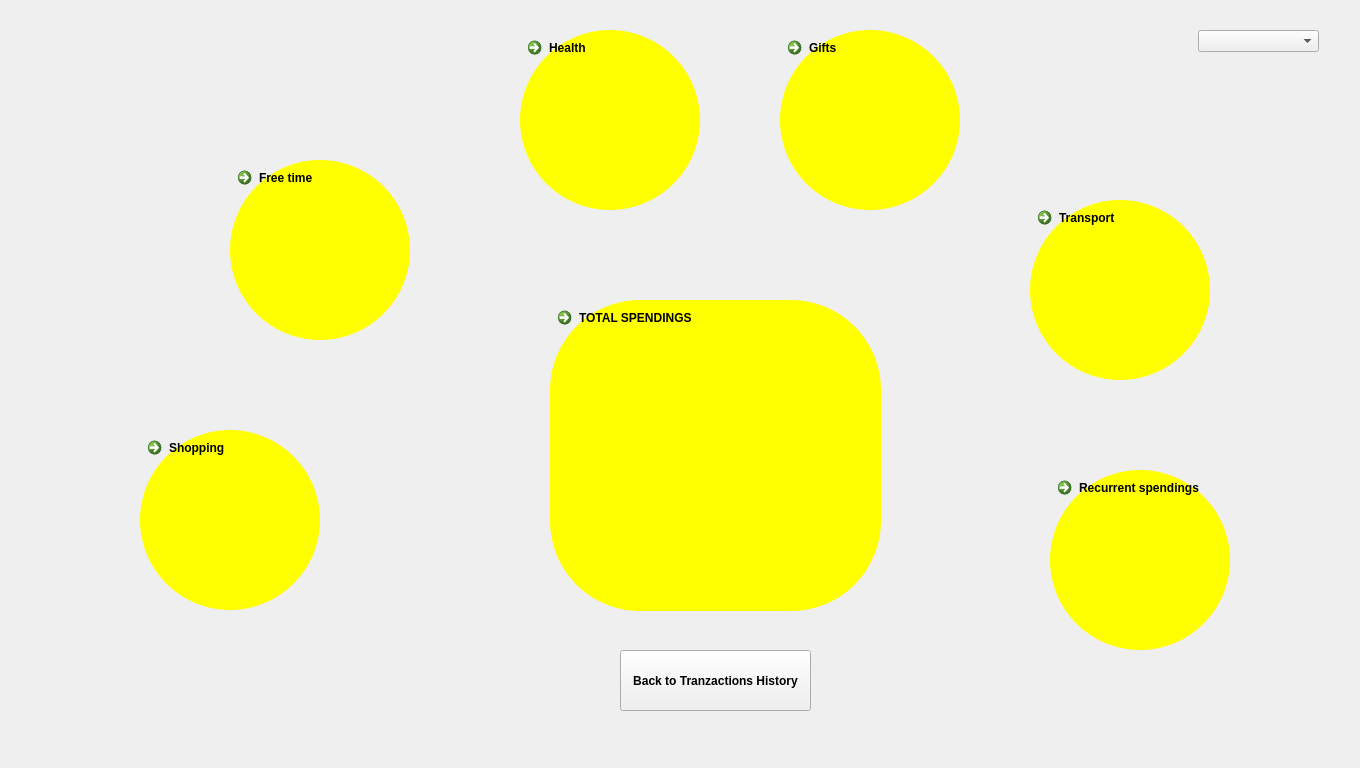
This is 3_Solution/CleverClient/dashboard.ui in georgecpp/CleverPocket as Qt 5 draws it before an edit. The edited form follows.
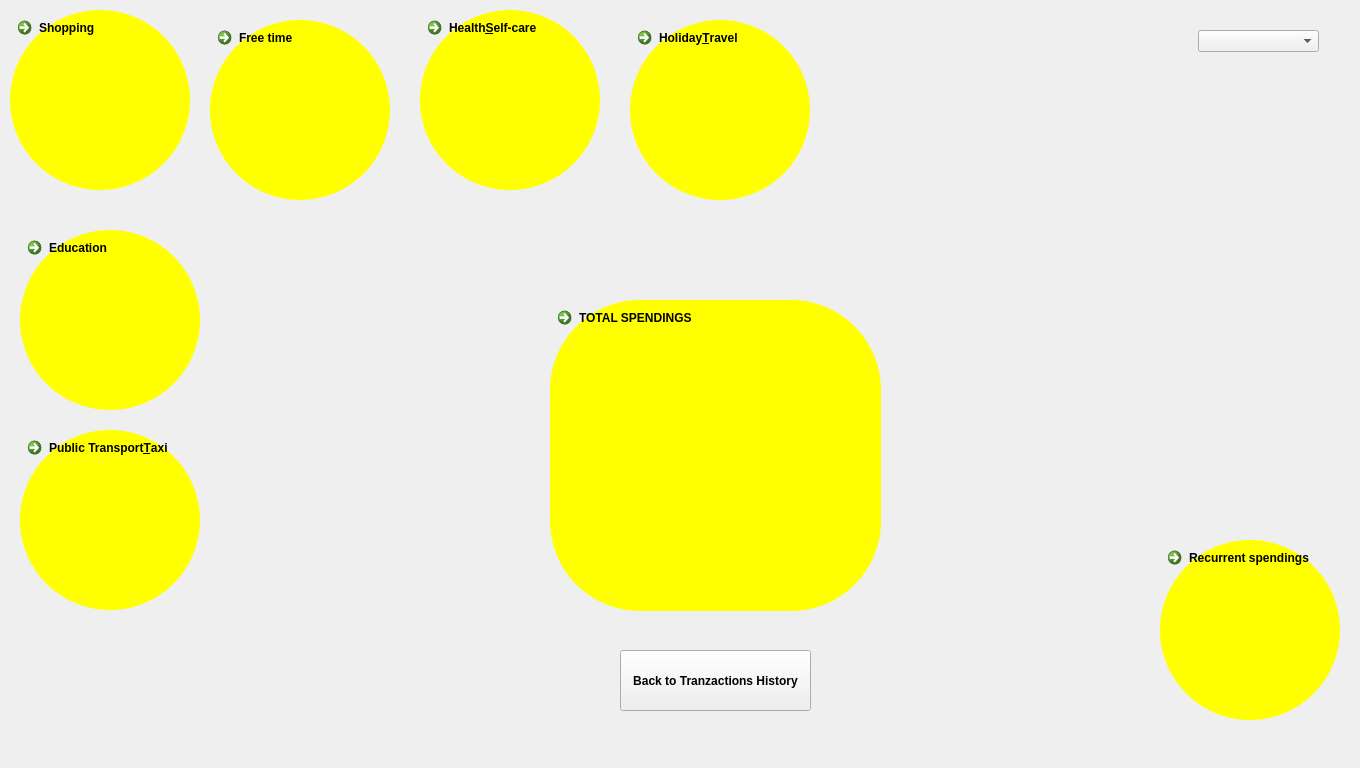
This is the edited form. The open tabs and pages were chosen to show the change.

Patch:
```diff
--- a/3_Solution/CleverClient/dashboard.ui
+++ b/3_Solution/CleverClient/dashboard.ui
@@ -899,8 +899,8 @@
     <widget class="QCommandLinkButton" name="shoppingCommandLinkButton">
      <property name="geometry">
       <rect>
-       <x>140</x>
-       <y>430</y>
+       <x>10</x>
+       <y>10</y>
        <width>180</width>
        <height>180</height>
       </rect>
@@ -932,8 +932,8 @@
     <widget class="QCommandLinkButton" name="spareTimeCommandLinkButton">
      <property name="geometry">
       <rect>
-       <x>230</x>
-       <y>160</y>
+       <x>210</x>
+       <y>20</y>
        <width>180</width>
        <height>180</height>
       </rect>
@@ -965,8 +965,8 @@
     <widget class="QCommandLinkButton" name="healthCommandLinkButton">
      <property name="geometry">
       <rect>
-       <x>520</x>
-       <y>30</y>
+       <x>420</x>
+       <y>10</y>
        <width>180</width>
        <height>180</height>
       </rect>
@@ -992,14 +992,14 @@
             </string>
      </property>
      <property name="text">
-      <string>Health</string>
+      <string>Health&amp;Self-care</string>
      </property>
     </widget>
     <widget class="QCommandLinkButton" name="giftsCommandLinkButton">
      <property name="geometry">
       <rect>
-       <x>780</x>
-       <y>30</y>
+       <x>630</x>
+       <y>20</y>
        <width>180</width>
        <height>180</height>
       </rect>
@@ -1025,14 +1025,14 @@
             </string>
      </property>
      <property name="text">
-      <string>Gifts</string>
+      <string>Holiday&amp;Travel</string>
      </property>
     </widget>
     <widget class="QCommandLinkButton" name="transportCommandLinkButton">
      <property name="geometry">
       <rect>
-       <x>1030</x>
-       <y>200</y>
+       <x>20</x>
+       <y>430</y>
        <width>180</width>
        <height>180</height>
       </rect>
@@ -1058,14 +1058,14 @@
             </string>
      </property>
      <property name="text">
-      <string>Transport</string>
+      <string>Public Transport&amp;Taxi</string>
      </property>
     </widget>
     <widget class="QCommandLinkButton" name="recurrentSpendingsCommandLInkButton">
      <property name="geometry">
       <rect>
-       <x>1050</x>
-       <y>470</y>
+       <x>1160</x>
+       <y>540</y>
        <width>180</width>
        <height>180</height>
       </rect>
@@ -1117,6 +1117,39 @@
       </rect>
      </property>
     </widget>
+    <widget class="QCommandLinkButton" name="educationCommandLinkButton">
+     <property name="geometry">
+      <rect>
+       <x>20</x>
+       <y>230</y>
+       <width>180</width>
+       <height>180</height>
+      </rect>
+     </property>
+     <property name="mouseTracking">
+      <bool>true</bool>
+     </property>
+     <property name="tabletTracking">
+      <bool>true</bool>
+     </property>
+     <property name="styleSheet">
+      <string notr="true">
+              QCommandLinkButton
+              {
+              background-color : lightgreen;
+              border-radius: 90px;
+              }
+              QCommandLinkButton::!hover
+              {
+              background-color : yellow;
+              border-radius: 90px;
+              }
+            </string>
+     </property>
+     <property name="text">
+      <string>Education</string>
+     </property>
+    </widget>
    </widget>
    <widget class="QWidget" name="periodicallyIncomePage">
     <widget class="QComboBox" name="incomeOptions">
```
Left out of the diff: 6 changed lines with no effect on the pictures.
